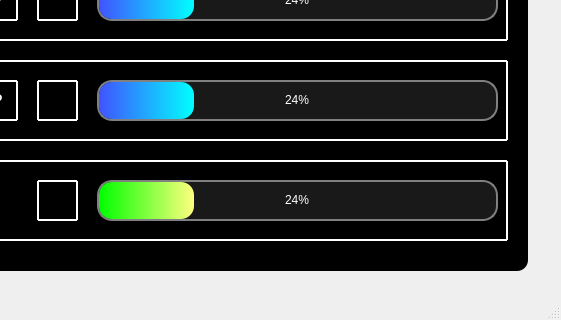
Old version of the form main_window.ui in the repository leriia-meow/geometry; both pictures show x 593 to 1154 and y 320 to 640 of the 1154 by 640 pixel window.
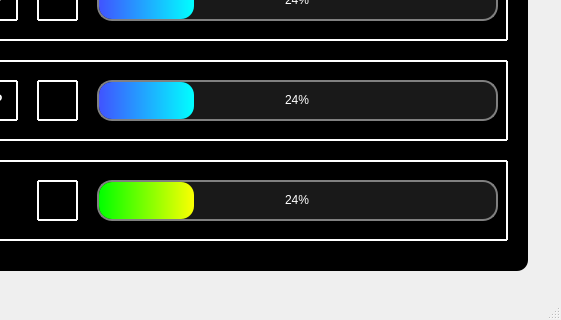
New version of the form. Icons and pictures are not drawn.

```diff
--- a/main_window.ui
+++ b/main_window.ui
@@ -366,7 +366,7 @@
 
 QProgressBar::chunk {
     border-radius:13px;
-    background-color:qlineargradient(spread:pad, x1:0, y1:0, x2:1, y2:0,  stop:0 rgb(0, 255, 0), stop:1 rgb(255, 255, 127));
+    background-color:qlineargradient(spread:pad, x1:0, y1:0, x2:1, y2:0,  stop:0 rgb(0, 255, 0), stop:1 rgb(251, 255, 2));
 }</string>
       </property>
       <property name="value">
```
